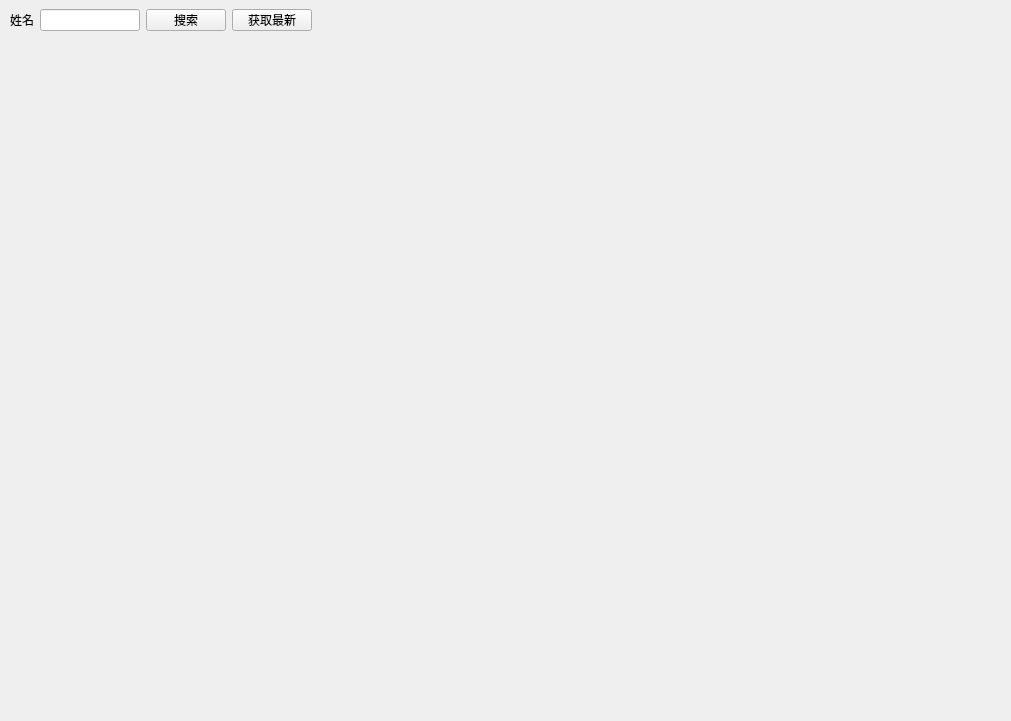
Before: the Qt Designer form app/ui/TaskNotifyUI.ui in Meydan-ZHOU/smileSystem, drawn with Qt 5.
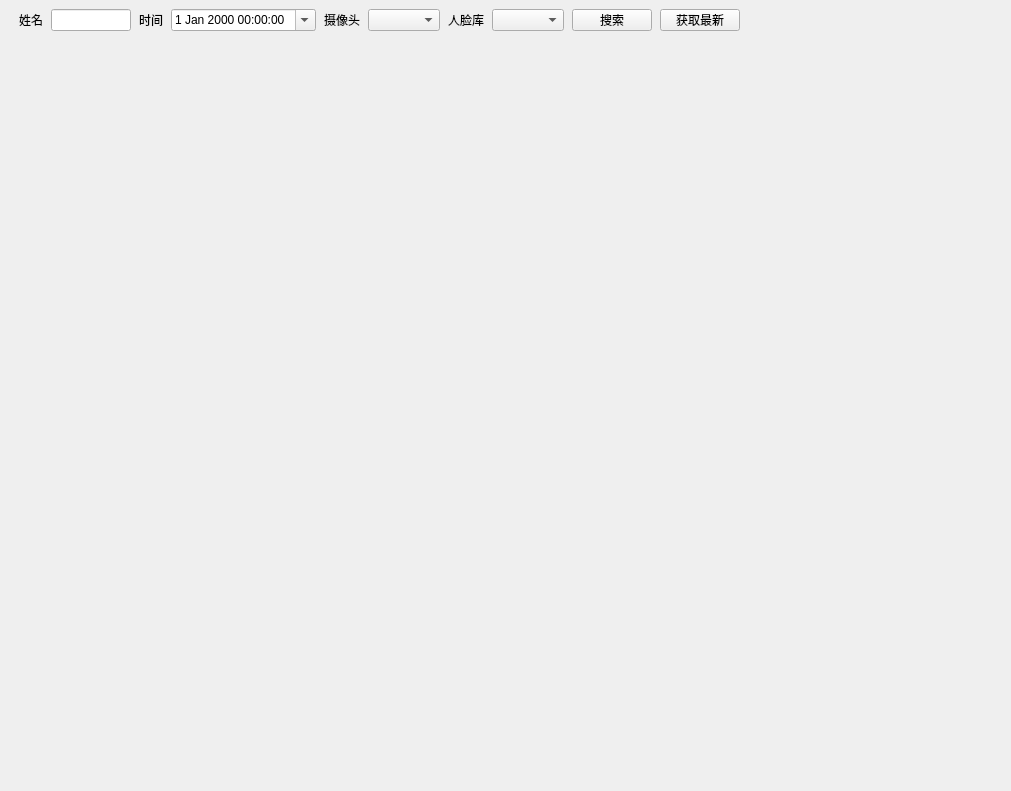
After: the same form once the commit is applied.

Commit message: add pagination component

```diff
--- a/app/ui/TaskNotifyUI.ui
+++ b/app/ui/TaskNotifyUI.ui
@@ -7,7 +7,7 @@
     <x>0</x>
     <y>0</y>
     <width>1011</width>
-    <height>721</height>
+    <height>791</height>
    </rect>
   </property>
   <property name="windowTitle">
@@ -32,9 +32,6 @@
    <item row="0" column="0">
     <widget class="QWidget" name="widget" native="true">
      <layout class="QVBoxLayout" name="verticalLayout">
-      <property name="spacing">
-       <number>0</number>
-      </property>
       <property name="leftMargin">
        <number>0</number>
       </property>
@@ -62,17 +59,8 @@
          </size>
         </property>
         <layout class="QHBoxLayout" name="horizontalLayout_3">
-         <property name="leftMargin">
-          <number>0</number>
-         </property>
-         <property name="topMargin">
-          <number>9</number>
-         </property>
-         <property name="rightMargin">
-          <number>0</number>
-         </property>
-         <property name="bottomMargin">
-          <number>9</number>
+         <property name="spacing">
+          <number>8</number>
          </property>
          <item>
           <spacer name="horizontalSpacer_2">
@@ -99,6 +87,12 @@
          </item>
          <item>
           <widget class="QLineEdit" name="lineEdit_name">
+           <property name="minimumSize">
+            <size>
+             <width>80</width>
+             <height>0</height>
+            </size>
+           </property>
            <property name="maximumSize">
             <size>
              <width>100</width>
@@ -107,6 +101,40 @@
            </property>
           </widget>
          </item>
+         <item>
+          <widget class="QLabel" name="label_4">
+           <property name="text">
+            <string>时间</string>
+           </property>
+          </widget>
+         </item>
+         <item>
+          <widget class="QDateTimeEdit" name="dateTimeEdit">
+           <property name="calendarPopup">
+            <bool>true</bool>
+           </property>
+          </widget>
+         </item>
+         <item>
+          <widget class="QLabel" name="label_2">
+           <property name="text">
+            <string>摄像头</string>
+           </property>
+          </widget>
+         </item>
+         <item>
+          <widget class="QComboBox" name="comboBox_camera"/>
+         </item>
+         <item>
+          <widget class="QLabel" name="label_3">
+           <property name="text">
+            <string>人脸库</string>
+           </property>
+          </widget>
+         </item>
+         <item>
+          <widget class="QComboBox" name="comboBox_library"/>
+         </item>
          <item>
           <widget class="QPushButton" name="pushButton_search">
            <property name="minimumSize">
@@ -206,6 +234,42 @@
         </layout>
        </widget>
       </item>
+      <item>
+       <widget class="QWidget" name="widget_pagination" native="true">
+        <property name="minimumSize">
+         <size>
+          <width>0</width>
+          <height>40</height>
+         </size>
+        </property>
+        <property name="maximumSize">
+         <size>
+          <width>16777215</width>
+          <height>40</height>
+         </size>
+        </property>
+        <layout class="QHBoxLayout" name="horizontalLayout_6">
+         <property name="spacing">
+          <number>0</number>
+         </property>
+         <property name="leftMargin">
+          <number>0</number>
+         </property>
+         <property name="topMargin">
+          <number>0</number>
+         </property>
+         <property name="rightMargin">
+          <number>0</number>
+         </property>
+         <property name="bottomMargin">
+          <number>0</number>
+         </property>
+         <item>
+          <layout class="QHBoxLayout" name="horizontalLayout_pagination"/>
+         </item>
+        </layout>
+       </widget>
+      </item>
      </layout>
     </widget>
    </item>
```
The commit also changes 93 other files.
